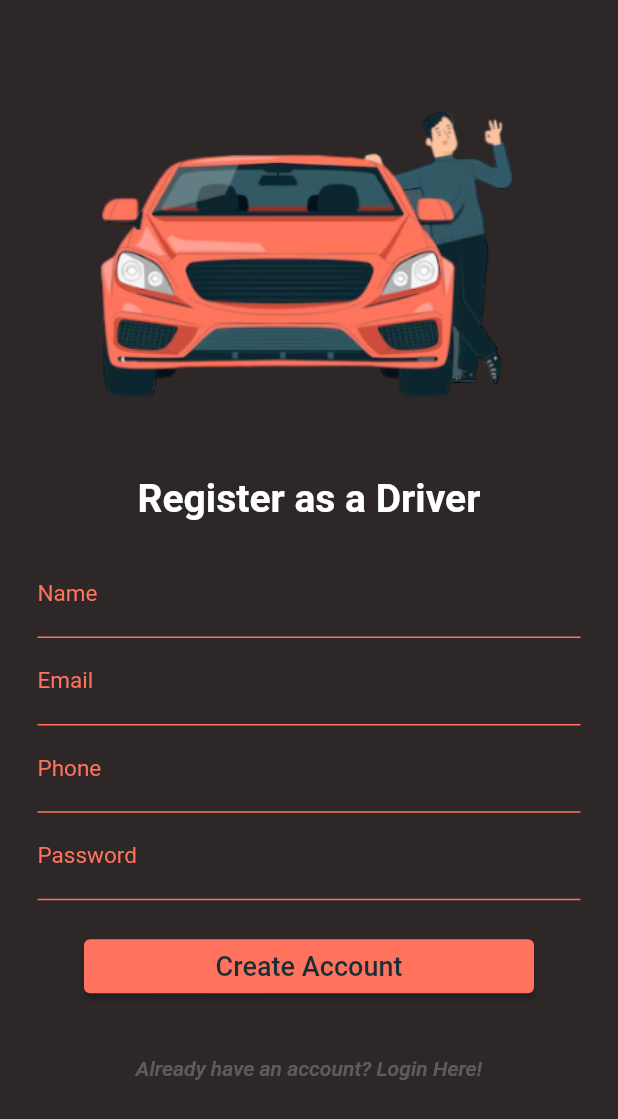
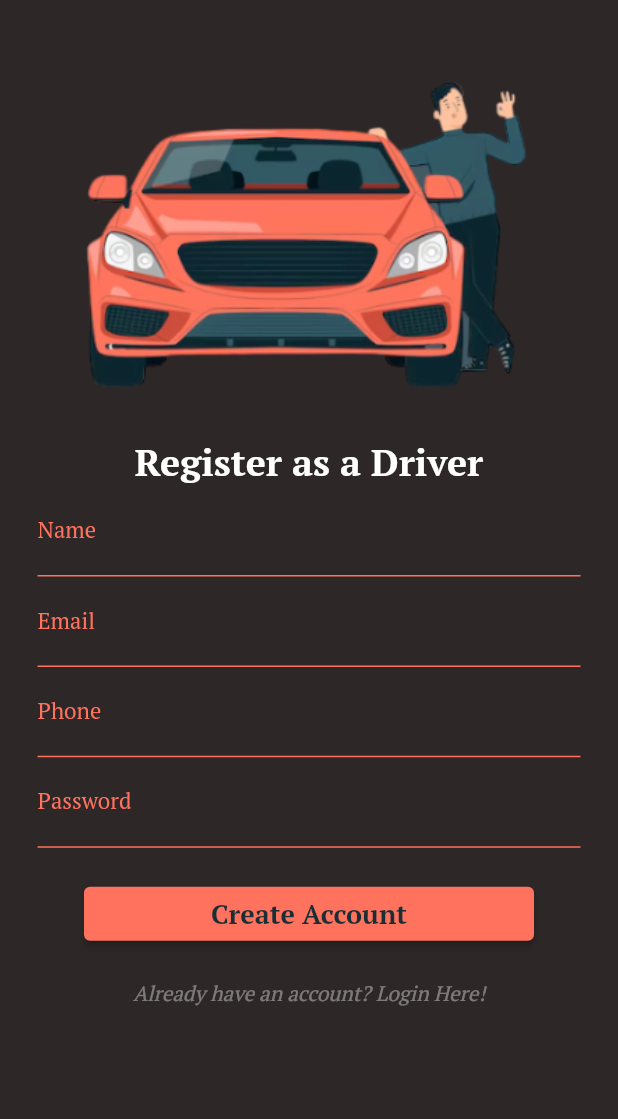
Before and after one commit to SahilMangal/RideShare-Drivers, a Flutter app: the screen it shows after launch, after a tap on "Don't have an account? Register Now!", on a phone screen of 412 x 824 dp. Shown: the top 1119 px of the screen. Run offline on Flutter 3.47's test engine with Material 2 defaults, Android fonts, the phone set to English and light mode, and no system bars; our stand-ins replace assets_audio_player, firebase_auth, firebase_core, firebase_database, firebase_messaging, fluttertoast and 2 more; missing offline and left inert: flutter_geofire, flutter_polyline_points; accounts and stored records are empty.

Commit message:
Font Changed

```diff
--- a/lib/authentication/car_info_screen.dart
+++ b/lib/authentication/car_info_screen.dart
@@ -64,6 +64,7 @@ class _CarInfoScreenState extends State<CarInfoScreen> {
                 style: TextStyle(
                     fontSize: 26,
                     color: Colors.white,
+                    fontFamily: 'PTSerif',
                     fontWeight: FontWeight.bold
                 ),
               ),
@@ -75,6 +76,7 @@ class _CarInfoScreenState extends State<CarInfoScreen> {
                 controller: carModelTextEditingController,
                 style: const TextStyle(
                   color: Color(0xFFB0BEC5),
+                  fontFamily: 'PTSerif',
                 ),
                 decoration: const InputDecoration(
                   labelText: "Car Model",
@@ -104,6 +106,7 @@ class _CarInfoScreenState extends State<CarInfoScreen> {
                 controller: carNumberTextEditingController,
                 style: const TextStyle(
                   color: Color(0xFFB0BEC5),
+                  fontFamily: 'PTSerif',
                 ),
                 decoration: const InputDecoration(
                   labelText: "Car Number",
@@ -133,6 +136,7 @@ class _CarInfoScreenState extends State<CarInfoScreen> {
                 controller: carColorTextEditingController,
                 style: const TextStyle(
                   color: Color(0xFFB0BEC5),
+                  fontFamily: 'PTSerif',
                 ),
                 decoration: const InputDecoration(
                   labelText: "Car Color",
@@ -169,6 +173,7 @@ class _CarInfoScreenState extends State<CarInfoScreen> {
                   style: TextStyle(
                     fontSize: 14.0,
                     color: Color(0xFFff725e),
+                    fontFamily: 'PTSerif',
                   ),
                 ),
                 value: selectedCarType,
@@ -214,6 +219,8 @@ class _CarInfoScreenState extends State<CarInfoScreen> {
                     "Save Now",
                     style: TextStyle(
                       color: Color(0xFF1a2e35),
+                      fontFamily: 'PTSerif',
+                      fontWeight: FontWeight.bold,
                       fontSize: 18,
                     ),
                   ),
--- a/lib/authentication/login_screen.dart
+++ b/lib/authentication/login_screen.dart
@@ -87,14 +87,15 @@ class _LoginScreenState extends State<LoginScreen> {
                 child: Image.asset("images/logo5.png"),
               ),
 
-              const SizedBox(height: 10,),
+              const SizedBox(height: 3,),
 
               //Login as a Driver Name
               const Text(
                 "Login as a Driver",
                 style: TextStyle(
-                    fontSize: 26,
+                    fontSize: 30,
                     color: Colors.white,
+                    fontFamily: 'PTSerif',
                     fontWeight: FontWeight.bold
                 ),
               ),
@@ -105,6 +106,7 @@ class _LoginScreenState extends State<LoginScreen> {
                 keyboardType: TextInputType.emailAddress,
                 style: const TextStyle(
                   color: Color(0xFFB0BEC5),
+                  fontFamily: 'PTSerif',
                 ),
                 decoration: const InputDecoration(
                   labelText: "Email",
@@ -136,6 +138,7 @@ class _LoginScreenState extends State<LoginScreen> {
                 obscureText: true,
                 style: const TextStyle(
                   color: Color(0xFFB0BEC5),
+                  fontFamily: 'PTSerif',
                 ),
                 decoration: const InputDecoration(
                   labelText: "Password",
@@ -177,6 +180,8 @@ class _LoginScreenState extends State<LoginScreen> {
                     "Login Now",
                     style: TextStyle(
                       color: Color(0xFF1a2e35),
+                      fontFamily: 'PTSerif',
+                      fontWeight: FontWeight.bold,
                       fontSize: 18,
                     ),
                   ),
@@ -190,8 +195,9 @@ class _LoginScreenState extends State<LoginScreen> {
                 child: const Text(
                   "Don't have an account? Register Now!",
                   style: TextStyle(
-                    color: Colors.white24,
+                    color: Colors.white38,
                     fontStyle: FontStyle.italic,
+                    fontFamily: 'PTSerif',
                   ),
                 ),
                 onPressed: (){
--- a/lib/authentication/signup_screen.dart
+++ b/lib/authentication/signup_screen.dart
@@ -99,32 +99,28 @@ class _SignUpScreenState extends State<SignUpScreen> {
           child: Column(
             children: [
 
-              const SizedBox(height: 10,),
-
               Padding(
-                padding: const EdgeInsets.all(30.0),
+                padding: const EdgeInsets.all(20.0),
                 child: Image.asset("images/logo5.png"),
               ),
-
-              const SizedBox(height: 10,),
 
               //Register as a Driver
               const Text(
                 "Register as a Driver",
                 style: TextStyle(
-                    fontSize: 26,
+                    fontSize: 25,
                     color: Colors.white,
+                    fontFamily: 'PTSerif',
                     fontWeight: FontWeight.bold
                 ),
               ),
-
-              const SizedBox(height: 20,),
 
               //Name Field
               TextField(
                 controller: nameTextEditingController,
                 style: const TextStyle(
                   color: Color(0xFFB0BEC5),
+                  fontFamily: 'PTSerif',
                 ),
                 decoration: const InputDecoration(
                   labelText: "Name",
@@ -155,6 +151,7 @@ class _SignUpScreenState extends State<SignUpScreen> {
                 keyboardType: TextInputType.emailAddress,
                 style: const TextStyle(
                   color: Color(0xFFB0BEC5),
+                  fontFamily: 'PTSerif',
                 ),
                 decoration: const InputDecoration(
                   labelText: "Email",
@@ -185,6 +182,7 @@ class _SignUpScreenState extends State<SignUpScreen> {
                 keyboardType: TextInputType.phone,
                 style: const TextStyle(
                   color: Color(0xFFB0BEC5),
+                  fontFamily: 'PTSerif',
                 ),
                 decoration: const InputDecoration(
                   labelText: "Phone",
@@ -216,6 +214,7 @@ class _SignUpScreenState extends State<SignUpScreen> {
                 obscureText: true,
                 style: const TextStyle(
                   color: Color(0xFFB0BEC5),
+                  fontFamily: 'PTSerif',
                 ),
                 decoration: const InputDecoration(
                   labelText: "Password",
@@ -257,21 +256,24 @@ class _SignUpScreenState extends State<SignUpScreen> {
                     "Create Account",
                     style: TextStyle(
                       color: Color(0xFF1a2e35),
+                      fontFamily: 'PTSerif',
+                      fontWeight: FontWeight.bold,
                       fontSize: 18,
                     ),
                   ),
                 ),
               ),
 
-              const SizedBox(height: 20,),
+              const SizedBox(height: 5,),
 
               //Already have an account? Login here
               TextButton(
                 child: const Text(
                   "Already have an account? Login Here!",
                   style: TextStyle(
-                    color: Colors.white24,
+                    color: Colors.white38,
                     fontStyle: FontStyle.italic,
+                    fontFamily: 'PTSerif',
                   ),
                 ),
                 onPressed: (){
--- a/lib/mainScreens/main_screen.dart
+++ b/lib/mainScreens/main_screen.dart
@@ -70,7 +70,8 @@ class _MainScreenState extends State<MainScreen> with SingleTickerProviderStateM
         selectedItemColor: const Color(0xFFff725e), //0xFFC0CA33
         backgroundColor: const Color(0xFF2D2727),
         type: BottomNavigationBarType.fixed,
-        selectedLabelStyle: const TextStyle(fontSize: 14),
+        selectedLabelStyle: const TextStyle(fontSize: 14, fontFamily: 'PTSerif'),
+        unselectedLabelStyle: const TextStyle(fontFamily: 'PTSerif',),
         showUnselectedLabels: true,
         currentIndex: selectedIndex,
         onTap: onItemClicked,
--- a/lib/splashScreen/splash_screen.dart
+++ b/lib/splashScreen/splash_screen.dart
@@ -52,6 +52,7 @@ class _MySplashScreenState extends State<MySplashScreen> {
                 style: TextStyle(
                   fontSize: 30,
                   color: Color(0xFFff725e),
+                  fontFamily: 'PTSerif',
                   fontWeight: FontWeight.bold,
                 ),
               )
--- a/lib/tagPages/home_tab.dart
+++ b/lib/tagPages/home_tab.dart
@@ -176,7 +176,8 @@ class _HomeTabPageState extends State<HomeTabPage> {
                       ? Text(
                         statusText,
                         style: const TextStyle(
-                          fontSize: 16,
+                          fontSize: 17,
+                          fontFamily: 'PTSerif',
                           fontWeight: FontWeight.bold,
                           color: Colors.white,
                         ),
```
Also changed, not shown: pubspec.yaml (+11 -0 lines), images/movingCar.png (added).
